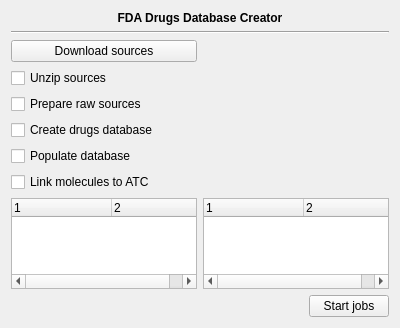
FreeHealth/freehealth, file freetoolbox/plugins/icd10db/icd10databasewidget.ui: the form before one commit.
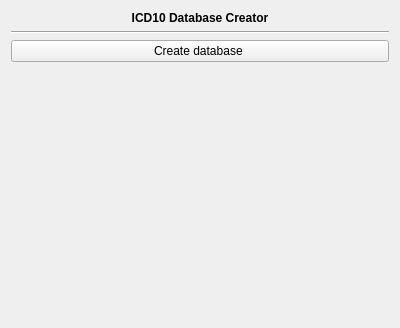
The form after the commit.

Commit message: FreeToolBox: - finishing splashscreen - adding ICD10 database creator

Patch:
```diff
--- a/freetoolbox/plugins/icd10db/icd10databasewidget.ui
+++ b/freetoolbox/plugins/icd10db/icd10databasewidget.ui
@@ -23,7 +23,7 @@
       </font>
      </property>
      <property name="text">
-      <string>FDA Drugs Database Creator</string>
+      <string>ICD10 Database Creator</string>
      </property>
      <property name="alignment">
       <set>Qt::AlignCenter</set>
@@ -37,123 +37,25 @@
      </property>
     </widget>
    </item>
-   <item row="3" column="0" colspan="2">
-    <widget class="QCheckBox" name="unzip">
+   <item row="2" column="0" colspan="2">
+    <widget class="QPushButton" name="startCreation">
      <property name="text">
-      <string>Unzip sources</string>
+      <string>Create database </string>
      </property>
     </widget>
    </item>
-   <item row="4" column="0" colspan="2">
-    <widget class="QCheckBox" name="prepare">
-     <property name="text">
-      <string>Prepare raw sources</string>
+   <item row="3" column="0">
+    <spacer name="verticalSpacer">
+     <property name="orientation">
+      <enum>Qt::Vertical</enum>
      </property>
-    </widget>
-   </item>
-   <item row="5" column="0" colspan="2">
-    <widget class="QCheckBox" name="createDb">
-     <property name="text">
-      <string>Create drugs database</string>
+     <property name="sizeHint" stdset="0">
+      <size>
+       <width>20</width>
+       <height>40</height>
+      </size>
      </property>
-    </widget>
-   </item>
-   <item row="7" column="0" colspan="2">
-    <widget class="QCheckBox" name="linkMols">
-     <property name="text">
-      <string>Link molecules to ATC</string>
-     </property>
-    </widget>
-   </item>
-   <item row="8" column="0">
-    <widget class="QTreeWidget" name="messages">
-     <property name="toolTip">
-      <string>MESSAGES</string>
-     </property>
-     <property name="alternatingRowColors">
-      <bool>true</bool>
-     </property>
-     <property name="columnCount">
-      <number>2</number>
-     </property>
-     <attribute name="headerVisible">
-      <bool>true</bool>
-     </attribute>
-     <column>
-      <property name="text">
-       <string notr="true">1</string>
-      </property>
-     </column>
-     <column>
-      <property name="text">
-       <string notr="true">2</string>
-      </property>
-     </column>
-    </widget>
-   </item>
-   <item row="8" column="1">
-    <widget class="QTreeWidget" name="errors">
-     <property name="toolTip">
-      <string>ERRORS</string>
-     </property>
-     <property name="alternatingRowColors">
-      <bool>true</bool>
-     </property>
-     <property name="columnCount">
-      <number>2</number>
-     </property>
-     <attribute name="headerVisible">
-      <bool>true</bool>
-     </attribute>
-     <column>
-      <property name="text">
-       <string notr="true">1</string>
-      </property>
-     </column>
-     <column>
-      <property name="text">
-       <string notr="true">2</string>
-      </property>
-     </column>
-    </widget>
-   </item>
-   <item row="9" column="0" colspan="2">
-    <layout class="QHBoxLayout" name="horizontalLayout">
-     <item>
-      <spacer name="horizontalSpacer">
-       <property name="orientation">
-        <enum>Qt::Horizontal</enum>
-       </property>
-       <property name="sizeHint" stdset="0">
-        <size>
-         <width>40</width>
-         <height>20</height>
-        </size>
-       </property>
-      </spacer>
-     </item>
-     <item>
-      <widget class="QPushButton" name="startJobs">
-       <property name="text">
-        <string>Start jobs</string>
-       </property>
-      </widget>
-     </item>
-    </layout>
-   </item>
-   <item row="6" column="0" colspan="2">
-    <widget class="QCheckBox" name="populate">
-     <property name="text">
-      <string>Populate database</string>
-     </property>
-    </widget>
-   </item>
-   <item row="2" column="0">
-    <widget class="QPushButton" name="download">
-     <property name="text">
-      <string>Download sources</string>
-     </property>
-    </widget>
+    </spacer>
    </item>
   </layout>
  </widget>
```
The commit also changes 6 other files.
